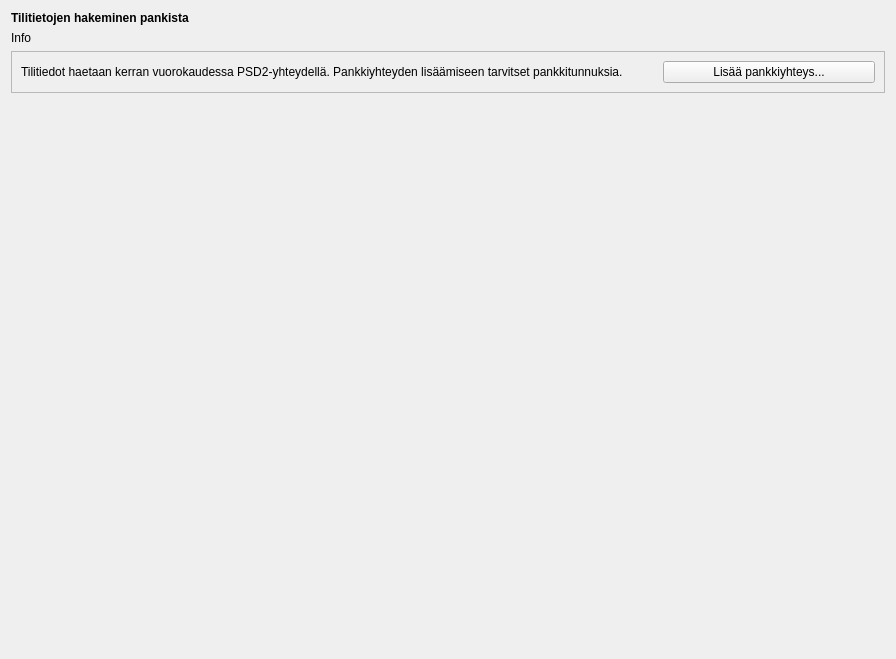
Above: kitsas/maaritys/tilitieto/tilitietomaaritys.ui from artoh/kitupiikki before the change. Below: the same form after it.
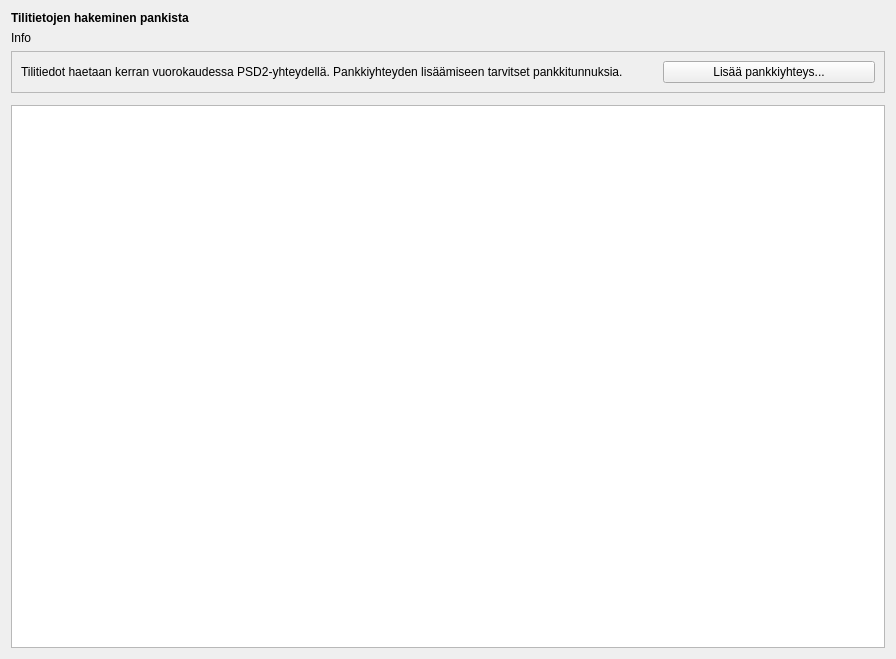
That is the form after the change. Icons and pictures are not drawn.

Commit message: Tilitietojen loki

```diff
--- a/kitsas/maaritys/tilitieto/tilitietomaaritys.ui
+++ b/kitsas/maaritys/tilitieto/tilitietomaaritys.ui
@@ -73,17 +73,11 @@
     <widget class="QWidget" name="yhteydetWidget" native="true"/>
    </item>
    <item>
-    <spacer name="verticalSpacer">
-     <property name="orientation">
-      <enum>Qt::Vertical</enum>
-     </property>
-     <property name="sizeHint" stdset="0">
-      <size>
-       <width>20</width>
-       <height>525</height>
-      </size>
-     </property>
-    </spacer>
+    <widget class="QTableView" name="lokiView">
+     <attribute name="horizontalHeaderStretchLastSection">
+      <bool>true</bool>
+     </attribute>
+    </widget>
    </item>
   </layout>
  </widget>
```
The commit also changes 8 other files.
